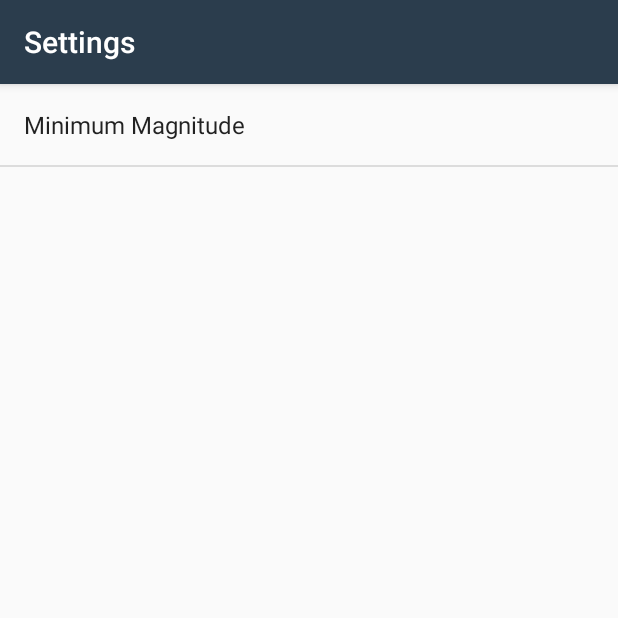
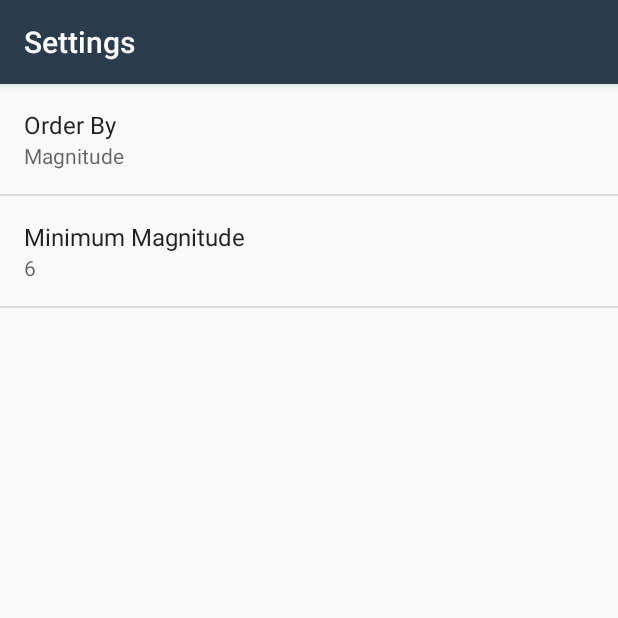
Before and after one commit to SergioKulyk/android-QuakeReport, an Android app: the screen it shows after launch (SettingsActivity), after a tap on "Settings", on a phone screen of 412 x 824 dp, the top half of it. Run offline under Robolectric (Android 15) with nearby library versions, the phone set to English and light mode, and no system bars.

Commit message:
1.23 Add setting "Order by".
It permits user to chose which type of earthquakes preference use
"Sorted by magnitude" or "Most recently".

```diff
--- a/app/src/main/java/com/example/android/quakereport/EarthquakeActivity.java
+++ b/app/src/main/java/com/example/android/quakereport/EarthquakeActivity.java
@@ -19,7 +19,6 @@ import android.view.View;
 import android.widget.AdapterView;
 import android.widget.ArrayAdapter;
 import android.widget.ListView;
-import android.widget.ProgressBar;
 import android.widget.TextView;
 
 import java.util.ArrayList;
@@ -48,9 +47,6 @@ public class EarthquakeActivity extends AppCompatActivity implements LoaderManag
     /** TextView that is displayed when the list is empty */
     private TextView mEmptyStateTextView;
 
-    /** Loading spinner for loading data from the Internet */
-    private ProgressBar loadingSpinner;
-
     @Override
     protected void onCreate(Bundle savedInstanceState) {
         super.onCreate(savedInstanceState);
@@ -77,9 +73,6 @@ public class EarthquakeActivity extends AppCompatActivity implements LoaderManag
         // Set the adapter on the {@link ListView}
         // so the list can be populated in the user interface
         earthquakeListView.setAdapter(mAdapter);
-
-        // Find and set view by id "loading_spinner".
-        loadingSpinner = findViewById(R.id.loading_spinner);
 
         earthquakeListView.setOnItemClickListener(new AdapterView.OnItemClickListener() {
             @Override
@@ -132,16 +125,24 @@ public class EarthquakeActivity extends AppCompatActivity implements LoaderManag
         Log.v(LOG_TAG, "Create new loader.");
 
         SharedPreferences sharedPref = PreferenceManager.getDefaultSharedPreferences(this);
+
         String minMagnitude = sharedPref.getString(
                 getString(R.string.settings_min_magnitude_key),
-                getString(R.string.settings_min_magnitude_default));
+                getString(R.string.settings_min_magnitude_default)
+        );
+
+        String orderBy = sharedPref.getString(
+                getString(R.string.settings_order_by_key),
+                getString(R.string.settings_order_by_default)
+        );
+
         Uri baseUri = Uri.parse(USGS_REQUEST_URL);
         Uri.Builder uriBuilder = baseUri.buildUpon();
 
         uriBuilder.appendQueryParameter("format", "geojson");
         uriBuilder.appendQueryParameter("limit", "10");
         uriBuilder.appendQueryParameter("minmag", minMagnitude);
-        uriBuilder.appendQueryParameter("orderby", "time");
+        uriBuilder.appendQueryParameter("orderby", orderBy);
 
         // Create a new loader for the given URL.
         return new EarthquakeLoader(EarthquakeActivity.this, uriBuilder.toString());
@@ -150,6 +151,9 @@ public class EarthquakeActivity extends AppCompatActivity implements LoaderManag
     @Override
     public void onLoadFinished(Loader<List<Earthquake>> loader, List<Earthquake> earthquakes) {
         Log.v(LOG_TAG, "Loader finished it's work.");
+
+        mEmptyStateTextView.setText(R.string.no_earthquake_found);
+
 
         // Hide loading indicator because the data has been loaded
         View loadingIndicator = findViewById(R.id.loading_spinner);
--- a/app/src/main/java/com/example/android/quakereport/SettingsActivity.java
+++ b/app/src/main/java/com/example/android/quakereport/SettingsActivity.java
@@ -1,10 +1,14 @@
 package com.example.android.quakereport;
 
+import android.content.SharedPreferences;
+import android.preference.ListPreference;
+import android.preference.Preference;
 import android.preference.PreferenceFragment;
+import android.preference.PreferenceManager;
 import android.support.v7.app.AppCompatActivity;
 import android.os.Bundle;
 
-public class SettingsActivity extends AppCompatActivity {
+public class SettingsActivity extends AppCompatActivity{
 
     @Override
     protected void onCreate(Bundle savedInstanceState) {
@@ -12,11 +16,42 @@ public class SettingsActivity extends AppCompatActivity {
         setContentView(R.layout.settings_activity);
     }
 
-    public static class EarthquakePreferenceFragment extends PreferenceFragment {
+    public static class EarthquakePreferenceFragment extends PreferenceFragment implements Preference.OnPreferenceChangeListener{
+
         @Override
         public void onCreate(Bundle savedInstanceState) {
             super.onCreate(savedInstanceState);
             addPreferencesFromResource(R.xml.settings_main);
+
+            Preference minMagnitude = findPreference(getString(R.string.settings_min_magnitude_key));
+            bindPreferenceSummaryToValue(minMagnitude);
+
+            Preference orderBy = findPreference(getString(R.string.settings_order_by_key));
+            bindPreferenceSummaryToValue(orderBy);
+        }
+
+        @Override
+        public boolean onPreferenceChange(Preference preference, Object value) {
+            String stringValue = value.toString();
+            if (preference instanceof ListPreference) {
+                ListPreference listPreference = (ListPreference) preference;
+                int prefIndex = listPreference.findIndexOfValue(stringValue);
+                if (prefIndex >= 0) {
+                    CharSequence[] labels = listPreference.getEntries();
+                    preference.setSummary(labels[prefIndex]);
+                }
+            } else {
+                preference.setSummary(stringValue);
+            }
+            return true;
+        }
+
+        private void bindPreferenceSummaryToValue(Preference preference) {
+            preference.setOnPreferenceChangeListener(this);
+            SharedPreferences preferences = PreferenceManager.getDefaultSharedPreferences(preference.getContext());
+
+            String preferenceString = preferences.getString(preference.getKey(), "");
+            onPreferenceChange(preference, preferenceString);
         }
     }
 }
--- /dev/null
+++ b/app/src/main/res/values/arrays.xml
@@ -0,0 +1,12 @@
+<?xml version="1.0" encoding="utf-8"?>
+<resources>
+    <string-array name="settings_order_by_labels">
+        <item>@string/settings_order_by_magnitude_label</item>
+        <item>@string/settings_order_by_most_recent_label</item>
+    </string-array>
+
+    <string-array name="settings_order_by_values">
+        <item>@string/settings_order_by_magnitude_value</item>
+        <item>@string/settings_order_by_most_recent_value</item>
+    </string-array>
+</resources>
--- a/app/src/main/res/values/strings.xml
+++ b/app/src/main/res/values/strings.xml
@@ -35,4 +35,17 @@
     <string name="settings_min_magnitude_key" translatable="false">min_magnitude</string>
     <string name="settings_min_magnitude_default" translatable="false">6</string>
 
+    <!-- Strings For Order-By Preference [CHAR LIMIT=30] -->
+    <string name="settings_order_by_label">Order By</string>
+    <string name="settings_order_by_key" translatable="false">order_by</string>
+    <string name="settings_order_by_default" translatable="false">@string/settings_order_by_magnitude_value</string>
+
+    <!-- Label for order-by magnitude option [CHAR LIMIT=20] -->
+    <string name="settings_order_by_magnitude_label">Magnitude</string>
+    <string name="settings_order_by_magnitude_value" translatable="false">magnitude</string>
+
+    <!-- Label for order-by most recent option [CHAR LIMIT=20] -->
+    <string name="settings_order_by_most_recent_label">Most Recent</string>
+    <string name="settings_order_by_most_recent_value" translatable="false">time</string>
+
 </resources>
--- a/app/src/main/res/xml/settings_main.xml
+++ b/app/src/main/res/xml/settings_main.xml
@@ -2,6 +2,13 @@
 <PreferenceScreen
     xmlns:android="http://schemas.android.com/apk/res/android"
     android:title="@string/settings_title">
+
+    <ListPreference
+        android:defaultValue="@string/settings_order_by_default"
+        android:entries="@array/settings_order_by_labels"
+        android:entryValues="@array/settings_order_by_values"
+        android:key="@string/settings_order_by_key"
+        android:title="@string/settings_order_by_label" />
 
     <EditTextPreference
         android:defaultValue="@string/settings_min_magnitude_default"
```
